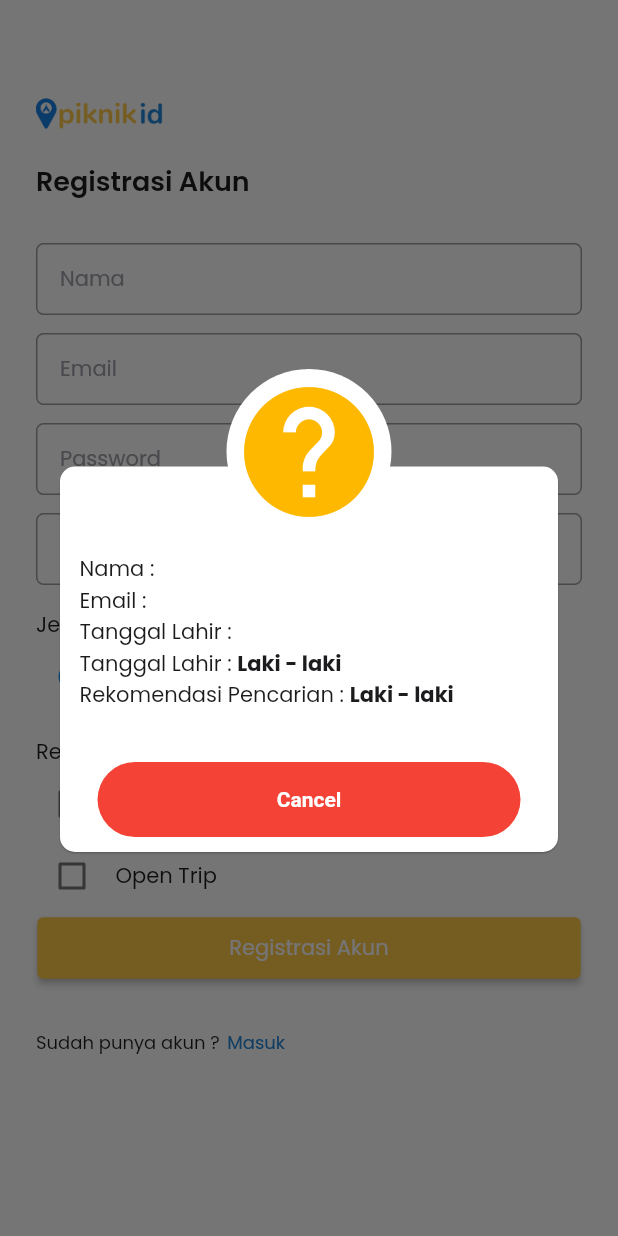
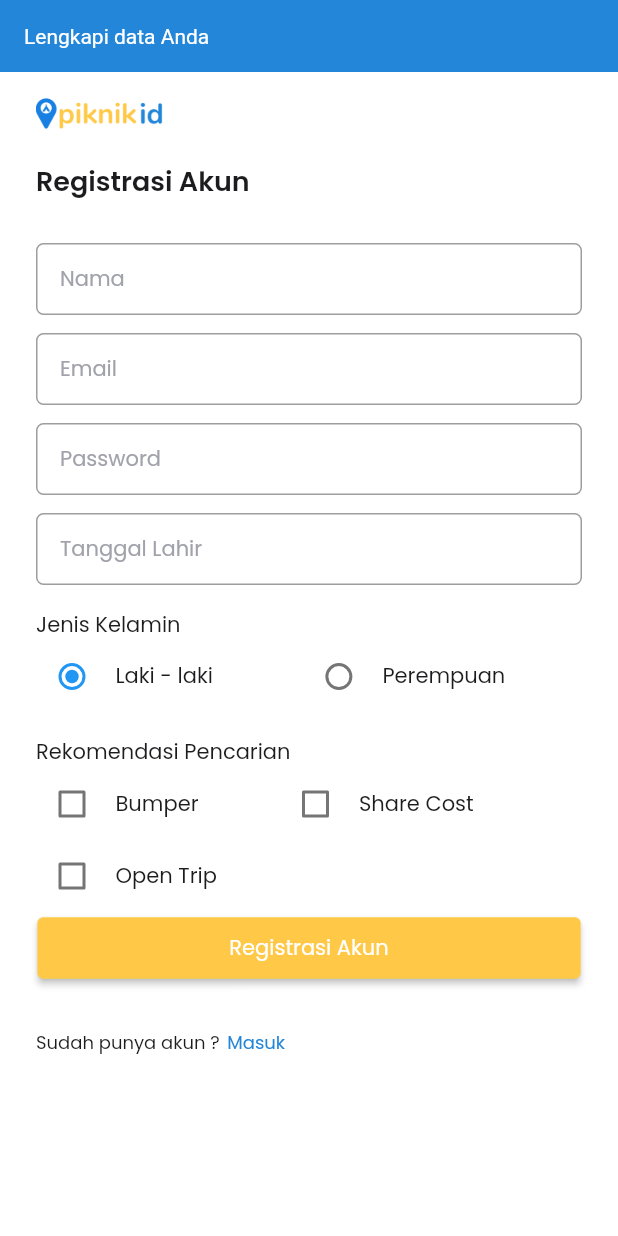
Before and after one commit to mrrezkii/Flutter-BasicWidget, a Flutter app: the screen it shows after launch, after a tap on "Registrasi Akun", on a phone screen of 412 x 824 dp. Run offline on Flutter 3.47's test engine with Material 2 defaults, Android fonts, the phone set to English and light mode, and no system bars; drawn by our look-alikes of another_flushbar; our stand-ins replace awesome_dialog, email_validator, flutter_datetime_picker, flutter_svg, google_fonts.

Commit message:
Show data to Dialog

```diff
--- a/lib/ui/pages/pages.dart
+++ b/lib/ui/pages/pages.dart
@@ -1,4 +1,6 @@
+import 'package:another_flushbar/flushbar.dart';
 import 'package:awesome_dialog/awesome_dialog.dart';
+import 'package:email_validator/email_validator.dart';
 import 'package:flutter/material.dart';
 import 'package:flutter_basic/model/model.dart';
 import 'package:flutter_basic/shared/shared.dart';
--- a/lib/ui/pages/register_page.dart
+++ b/lib/ui/pages/register_page.dart
@@ -8,6 +8,11 @@ class RegisterPage extends StatefulWidget {
 }
 
 class _RegisterPageState extends State<RegisterPage> {
+  TextEditingController namaController = TextEditingController();
+  TextEditingController emailController = TextEditingController();
+  TextEditingController passwordController = TextEditingController();
+  TextEditingController tanggalLahirController = TextEditingController();
+
   gender? chooseGender = gender.M;
   bool? cbBumper = false;
   bool? cbShareCost = false;
@@ -15,11 +20,6 @@ class _RegisterPageState extends State<RegisterPage> {
 
   @override
   Widget build(BuildContext context) {
-    TextEditingController namaController = TextEditingController();
-    TextEditingController emailController = TextEditingController();
-    TextEditingController passwordController = TextEditingController();
-    TextEditingController tanggalLahirController = TextEditingController();
-
     return Scaffold(
       body: Padding(
         padding: const EdgeInsets.fromLTRB(24, 55, 24, 0),
@@ -235,6 +235,38 @@ class _RegisterPageState extends State<RegisterPage> {
                       style: blackTextFont.copyWith(
                           fontSize: 14, color: Colors.white)),
                   onPressed: () {
+                    if (namaController.text.trim() == "" ||
+                        emailController.text.trim() == "" ||
+                        passwordController.text.trim() == "" ||
+                        tanggalLahirController.text.trim() == "") {
+                      Flushbar(
+                        duration: Duration(milliseconds: 1500),
+                        flushbarPosition: FlushbarPosition.TOP,
+                        backgroundColor: primaryColor,
+                        message: "Lengkapi data Anda",
+                      )..show(context);
+                    } else if (!(EmailValidator.validate(
+                        emailController.text))) {
+                      Flushbar(
+                        duration: Duration(milliseconds: 1500),
+                        flushbarPosition: FlushbarPosition.TOP,
+                        backgroundColor: primaryColor,
+                        message: "Email yang Anda masukkan tidak valid",
+                      )..show(context);
+                    } else if (passwordController.text.length < 7) {
+                      Flushbar(
+                        duration: Duration(milliseconds: 1500),
+                        flushbarPosition: FlushbarPosition.TOP,
+                        backgroundColor: primaryColor,
+                        message: "Masukkan password minimal 7 karakter",
+                      )..show(context);
+                    } else {
+                      List tempCb = [];
+                      if (cbBumper == true) tempCb.add("Bumper");
+                      if (cbShareCost == true) tempCb.add("Share Cost");
+                      if (cbOpenTrip == true) tempCb.add("Open Trip");
+                      var enableCb = tempCb.join(', ');
+
                       AwesomeDialog(
                         context: context,
                         animType: AnimType.SCALE,
@@ -243,6 +275,16 @@ class _RegisterPageState extends State<RegisterPage> {
                           padding: const EdgeInsets.all(8.0),
                           child: Column(
                             children: [
+                              Center(
+                                child: Text(
+                                  "Apa Anda yakin ?",
+                                  style:
+                                      blackBoldTextFont.copyWith(fontSize: 20),
+                                ),
+                              ),
+                              SizedBox(
+                                height: 25,
+                              ),
                               Row(
                                 children: [
                                   Text(
@@ -251,8 +293,8 @@ class _RegisterPageState extends State<RegisterPage> {
                                   ),
                                   Text(
                                     namaController.text,
-                                  style:
-                                      blackBoldTextFont.copyWith(fontSize: 14),
+                                    style: blackBoldTextFont.copyWith(
+                                        fontSize: 14),
                                   )
                                 ],
                               ),
@@ -264,8 +306,8 @@ class _RegisterPageState extends State<RegisterPage> {
                                   ),
                                   Text(
                                     emailController.text,
-                                  style:
-                                      blackBoldTextFont.copyWith(fontSize: 14),
+                                    style: blackBoldTextFont.copyWith(
+                                        fontSize: 14),
                                   )
                                 ],
                               ),
@@ -277,76 +319,52 @@ class _RegisterPageState extends State<RegisterPage> {
                                   ),
                                   Text(
                                     tanggalLahirController.text,
-                                  style:
-                                      blackBoldTextFont.copyWith(fontSize: 14),
+                                    style: blackBoldTextFont.copyWith(
+                                        fontSize: 14),
                                   )
                                 ],
                               ),
                               Row(
                                 children: [
                                   Text(
-                                  "Tanggal Lahir : ",
+                                    "Jenis kelamin : ",
                                     style: blackTextFont.copyWith(fontSize: 14),
                                   ),
                                   Text(
                                     (chooseGender == gender.M)
                                         ? "Laki - laki"
                                         : "Perempuan",
-                                  style:
-                                      blackBoldTextFont.copyWith(fontSize: 14),
+                                    style: blackBoldTextFont.copyWith(
+                                        fontSize: 14),
                                   )
                                 ],
                               ),
+                              if (enableCb.isNotEmpty)
                                 Row(
                                   children: [
                                     Text(
-                                  "Rekomendasi Pencarian : ",
-                                  style: blackTextFont.copyWith(fontSize: 14),
+                                      "Pencarian : ",
+                                      style:
+                                          blackTextFont.copyWith(fontSize: 14),
                                     ),
                                     Text(
-                                  (chooseGender == gender.M)
-                                      ? "Laki - laki"
-                                      : "Perempuan",
-                                  style:
-                                      blackBoldTextFont.copyWith(fontSize: 14),
+                                      enableCb,
+                                      style: blackBoldTextFont.copyWith(
+                                          fontSize: 14),
                                     )
                                   ],
-                            ),
+                                )
+                              else
+                                SizedBox(),
                             ],
                           ),
                         ),
                         title: 'Registrasi Berhasil',
                         desc: 'Registrasi Berhasil',
+                        btnOkOnPress: () {},
                         btnCancelOnPress: () {},
                       )..show();
-                    // if (namaController.text.trim() == "" ||
-                    //     emailController.text.trim() == "" ||
-                    //     passwordController.text.trim() == "" ||
-                    //     tanggalLahirController.text.trim() == "") {
-                    //   Flushbar(
-                    //     duration: Duration(milliseconds: 1500),
-                    //     flushbarPosition: FlushbarPosition.TOP,
-                    //     backgroundColor: primaryColor,
-                    //     message: "Lengkapi data Anda",
-                    //   )..show(context);
-                    // } else if (!(EmailValidator.validate(
-                    //     emailController.text))) {
-                    //   Flushbar(
-                    //     duration: Duration(milliseconds: 1500),
-                    //     flushbarPosition: FlushbarPosition.TOP,
-                    //     backgroundColor: primaryColor,
-                    //     message: "Email yang Anda masukkan tidak valid",
-                    //   )..show(context);
-                    // } else if (passwordController.text.length < 7) {
-                    //   Flushbar(
-                    //     duration: Duration(milliseconds: 1500),
-                    //     flushbarPosition: FlushbarPosition.TOP,
-                    //     backgroundColor: primaryColor,
-                    //     message: "Masukkan password minimal 7 karakter",
-                    //   )..show(context);
-                    // } else {
-                    //   /// CALL TO ACTION
-                    // }
+                    }
                   },
                 ),
               ),
```
Lines whose indentation alone changed are shown as unchanged.
